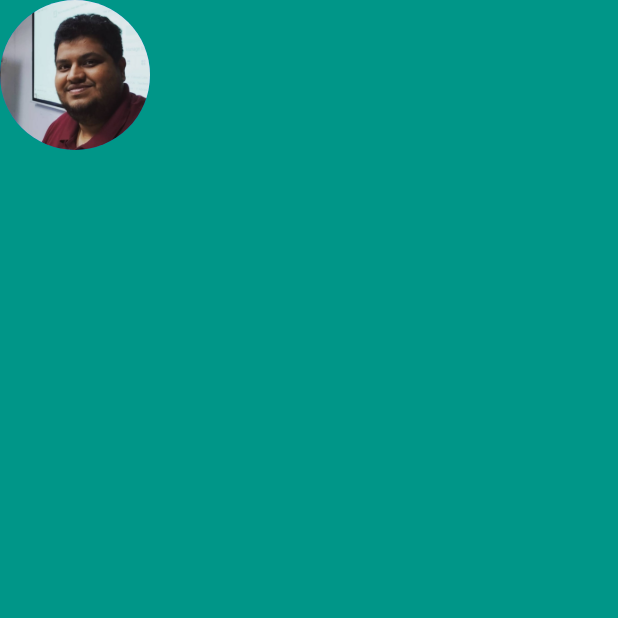
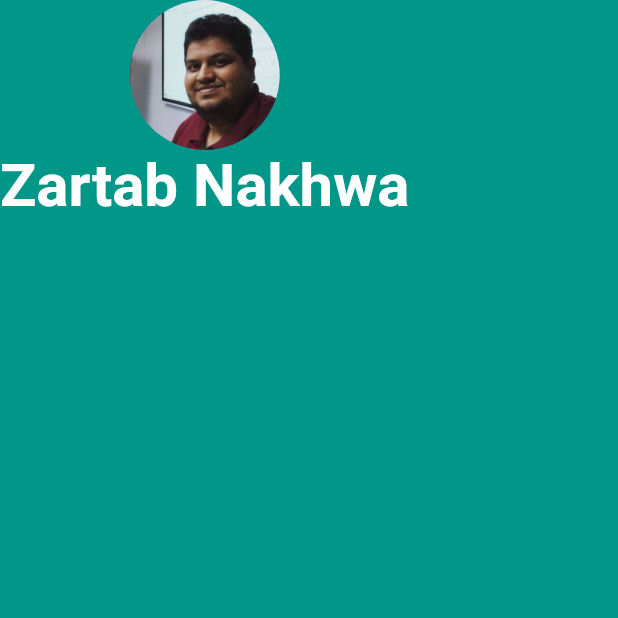
Before and after one commit to codewithz/saib-visiting-card-flutter, a Flutter app: the screen it shows after launch, on a phone screen of 412 x 824 dp, the top half of it. Run offline on Flutter 3.47's test engine with Material 2 defaults, Android fonts, the phone set to English and light mode, and no system bars.

Commit message:
Added Text and applied the style

```diff
--- a/lib/main.dart
+++ b/lib/main.dart
@@ -23,7 +23,14 @@ class MyApp extends StatelessWidget {
                 radius: 50,
                 backgroundImage: AssetImage('images/zartab.jpg'),
               ),
-
+              Text(
+                'Zartab Nakhwa',
+                style: TextStyle(
+                  color: Colors.white,
+                  fontSize: 40,
+                  fontWeight: FontWeight.bold
+                ),
+              ),
 
             ],
 
```
